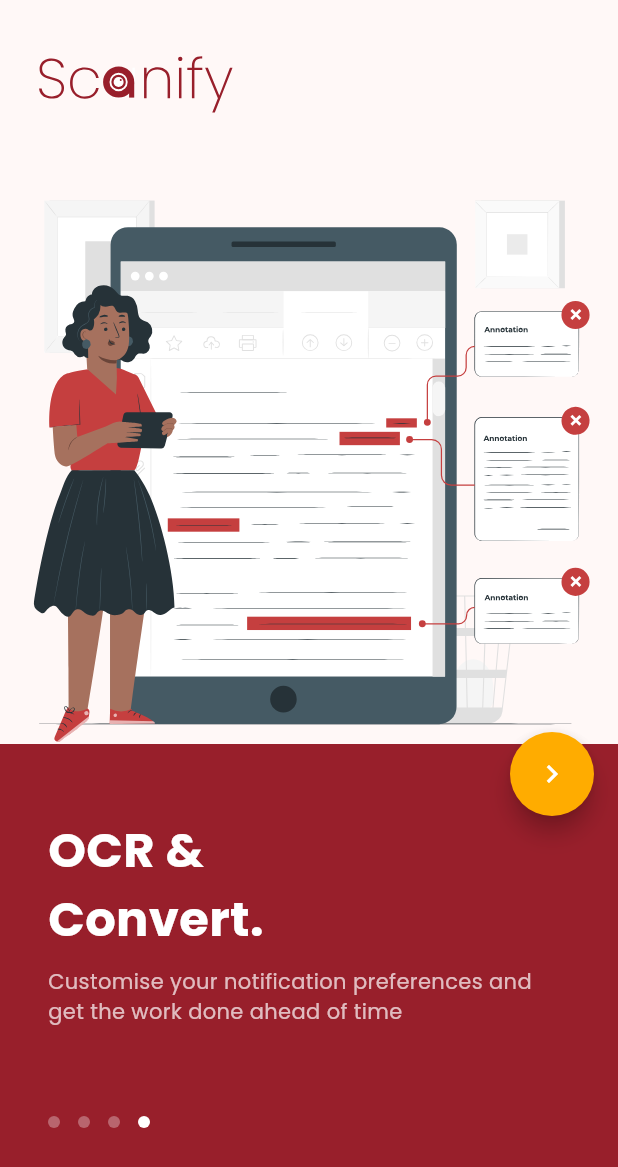
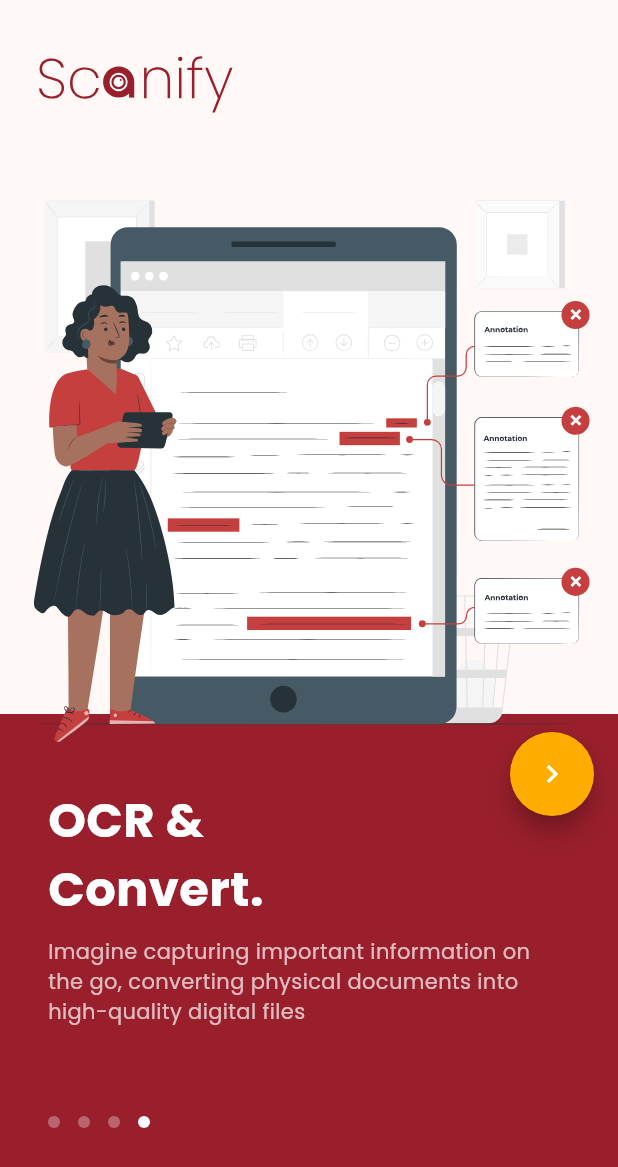
Before and after one commit to ManasMalla/scanify, a Flutter app: the OnboardingScreen widget shown alone on an empty page, opened directly, swiped to page 4, on a phone screen of 412 x 824 dp. Shown: the top 1167 px of the screen. Run offline on Flutter 3.47's test engine with Material 2 defaults, Android fonts, the phone set to English and light mode, and no system bars; our stand-ins replace feather_icons, firebase_auth, firebase_core, flutter_svg, google_fonts; accounts and stored records are empty.

Commit message:
added the respective text
Signed-off-by: Manas Malla <manas@theananta.in>

```diff
--- a/lib/onboarding.dart
+++ b/lib/onboarding.dart
@@ -132,11 +132,10 @@ class _OnboardingScreenState extends State<OnboardingScreen> {
     "OCR &\nConvert.",
   ];
   var descriptions = [
-    "View and manage your class schedules, exam dates, and other important academic events",
-    "Receive notifications to remind you about upcoming events, deadlines and other important information",
-    "Set reminders for specific events, lectures, seminars or tasks and balance out your academic life",
-    "Customise your notification preferences and get the work done ahead of time",
-    "Achieve more with GITAM by planning and balancing out your academic life and your passion"
+    "No more skewed angles, faded text, or smudged ink — scan as crisp as if they came straight off a flatbed scanner",
+    "User-friendly interface to crop, edit, tag and organize your scanned documents",
+    "Seamlessly integrated, your documents are securely backed up and easily accessible from any device, anywhere in the world",
+    "Imagine capturing important information on the go, converting physical documents into high-quality digital files",
   ];
   var images = [
     "assets/People search-pana.svg",
--- a/lib/scanner.dart
+++ b/lib/scanner.dart
@@ -17,6 +17,7 @@ class _ScannerPageState extends State<ScannerPage> {
 
   @override
   Widget build(BuildContext context) {
+    // showWarning();
     return Scaffold(
       body: Stack(
         children: [
--- a/lib/splash_screen.dart
+++ b/lib/splash_screen.dart
@@ -37,7 +37,7 @@ class SplashScreen extends StatelessWidget {
                     crossAxisAlignment: CrossAxisAlignment.start,
                     children: [
                       Text(
-                        "Scanify",
+                        "G-Scanify",
                         style: GoogleFonts.poppins(
                             color: Colors.white,
                             fontSize: 48,
@@ -49,7 +49,7 @@ class SplashScreen extends StatelessWidget {
                       SizedBox(
                         width: constraints.maxWidth * 0.7,
                         child: Text(
-                          "Never again let forgetfulness or lack of awareness let you miss upcoming academic events and deadlines",
+                          "Unlocking a world of convenience at your fingertips of scanning, editing, organizing your asssignments, documents and files.",
                           style: GoogleFonts.poppins(
                             color: Colors.white.withOpacity(0.8),
                             fontSize: 16,
```
